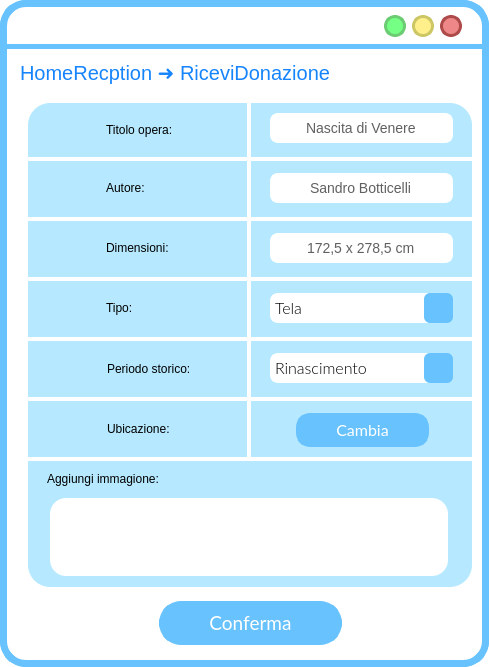
The window that ui/RiceviDonazione.ui (SbattellaMattia/SoftwareEngineering) describes before a commit, drawn with Qt 5.
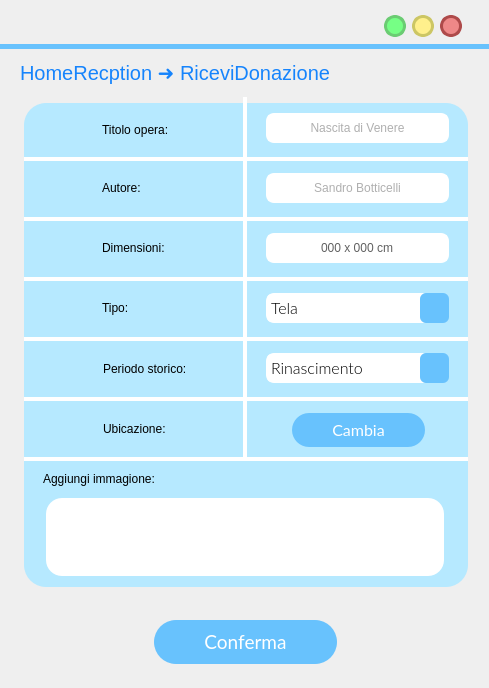
The same window after the commit. Icons and pictures are not drawn.

```diff
--- a/ui/RiceviDonazione.ui
+++ b/ui/RiceviDonazione.ui
@@ -7,24 +7,14 @@
     <x>0</x>
     <y>0</y>
     <width>489</width>
-    <height>667</height>
+    <height>688</height>
    </rect>
   </property>
   <property name="windowTitle">
    <string>MainWindow</string>
   </property>
   <property name="styleSheet">
-   <string notr="true">QWidget{
-background:rgb(255, 255, 255);
-border-radius:26px;
-border-color:rgb(104, 194, 253);
-border-style: solid;
-border-width:7;
-}
-QLabel{
-border-width:0;
-font: 18pt &quot;Lato Light&quot;;
-}</string>
+   <string notr="true"/>
   </property>
   <widget class="QWidget" name="centralwidget">
    <widget class="QLabel" name="label">
@@ -256,7 +246,7 @@
    <widget class="QLabel" name="label_6">
     <property name="geometry">
      <rect>
-      <x>28</x>
+      <x>24</x>
       <y>217</y>
       <width>444</width>
       <height>4</height>
@@ -294,7 +284,7 @@
    <widget class="QLabel" name="label_14">
     <property name="geometry">
      <rect>
-      <x>47</x>
+      <x>43</x>
       <y>233</y>
       <width>34</width>
       <height>34</height>
@@ -335,7 +325,7 @@
    <widget class="QLabel" name="label_12">
     <property name="geometry">
      <rect>
-      <x>106</x>
+      <x>102</x>
       <y>237</y>
       <width>91</width>
       <height>22</height>
@@ -368,7 +358,7 @@
    <widget class="QLabel" name="label_7">
     <property name="geometry">
      <rect>
-      <x>247</x>
+      <x>243</x>
       <y>97</y>
       <width>4</width>
       <height>360</height>
@@ -406,7 +396,7 @@
    <widget class="QLabel" name="label_13">
     <property name="geometry">
      <rect>
-      <x>106</x>
+      <x>102</x>
       <y>297</y>
       <width>51</width>
       <height>22</height>
@@ -439,7 +429,7 @@
    <widget class="QLabel" name="label_9">
     <property name="geometry">
      <rect>
-      <x>28</x>
+      <x>24</x>
       <y>277</y>
       <width>444</width>
       <height>4</height>
@@ -477,7 +467,7 @@
    <widget class="QLabel" name="label_11">
     <property name="geometry">
      <rect>
-      <x>47</x>
+      <x>43</x>
       <y>173</y>
       <width>34</width>
       <height>34</height>
@@ -518,7 +508,7 @@
    <widget class="QLabel" name="label_2">
     <property name="geometry">
      <rect>
-      <x>28</x>
+      <x>24</x>
       <y>103</y>
       <width>444</width>
       <height>484</height>
@@ -541,7 +531,7 @@
    <widget class="QLabel" name="label_15">
     <property name="geometry">
      <rect>
-      <x>47</x>
+      <x>43</x>
       <y>293</y>
       <width>34</width>
       <height>34</height>
@@ -582,7 +572,7 @@
    <widget class="QLabel" name="label_3">
     <property name="geometry">
      <rect>
-      <x>106</x>
+      <x>102</x>
       <y>119</y>
       <width>101</width>
       <height>22</height>
@@ -615,7 +605,7 @@
    <widget class="QLabel" name="label_10">
     <property name="geometry">
      <rect>
-      <x>47</x>
+      <x>43</x>
       <y>113</y>
       <width>34</width>
       <height>34</height>
@@ -656,7 +646,7 @@
    <widget class="QLabel" name="label_8">
     <property name="geometry">
      <rect>
-      <x>106</x>
+      <x>102</x>
       <y>177</y>
       <width>81</width>
       <height>22</height>
@@ -689,7 +679,7 @@
    <widget class="QLabel" name="label_5">
     <property name="geometry">
      <rect>
-      <x>28</x>
+      <x>24</x>
       <y>157</y>
       <width>444</width>
       <height>4</height>
@@ -727,7 +717,7 @@
    <widget class="QComboBox" name="tipoComboBox">
     <property name="geometry">
      <rect>
-      <x>270</x>
+      <x>266</x>
       <y>293</y>
       <width>183</width>
       <height>30</height>
@@ -822,7 +812,7 @@
    <widget class="QLabel" name="label_17">
     <property name="geometry">
      <rect>
-      <x>28</x>
+      <x>24</x>
       <y>337</y>
       <width>444</width>
       <height>4</height>
@@ -860,7 +850,7 @@
    <widget class="QLabel" name="label_19">
     <property name="geometry">
      <rect>
-      <x>28</x>
+      <x>24</x>
       <y>397</y>
       <width>444</width>
       <height>4</height>
@@ -898,7 +888,7 @@
    <widget class="QLabel" name="label_20">
     <property name="geometry">
      <rect>
-      <x>28</x>
+      <x>24</x>
       <y>457</y>
       <width>444</width>
       <height>4</height>
@@ -936,7 +926,7 @@
    <widget class="QLabel" name="label_21">
     <property name="geometry">
      <rect>
-      <x>107</x>
+      <x>103</x>
       <y>358</y>
       <width>131</width>
       <height>22</height>
@@ -969,7 +959,7 @@
    <widget class="QLabel" name="label_22">
     <property name="geometry">
      <rect>
-      <x>107</x>
+      <x>103</x>
       <y>418</y>
       <width>111</width>
       <height>22</height>
@@ -1002,7 +992,7 @@
    <widget class="QLabel" name="label_23">
     <property name="geometry">
      <rect>
-      <x>47</x>
+      <x>43</x>
       <y>353</y>
       <width>34</width>
       <height>34</height>
@@ -1043,7 +1033,7 @@
    <widget class="QLabel" name="label_24">
     <property name="geometry">
      <rect>
-      <x>47</x>
+      <x>43</x>
       <y>413</y>
       <width>34</width>
       <height>34</height>
@@ -1084,7 +1074,7 @@
    <widget class="QLineEdit" name="titoloOperaLineEdit">
     <property name="geometry">
      <rect>
-      <x>270</x>
+      <x>266</x>
       <y>113</y>
       <width>183</width>
       <height>30</height>
@@ -1098,25 +1088,24 @@
 border-radius: 8px;
 background-color: rgba(255, 255, 255);
 color: rgba(96, 96, 96);
-font-size: 14px;
 text-align: center;
-font-family: Arial;
+
 border: 2px solid rgba(255, 255, 255);</string>
     </property>
     <property name="text">
+     <string/>
+    </property>
+    <property name="alignment">
+     <set>Qt::AlignCenter</set>
+    </property>
+    <property name="placeholderText">
      <string>Nascita di Venere</string>
     </property>
-    <property name="alignment">
-     <set>Qt::AlignCenter</set>
-    </property>
-    <property name="placeholderText">
-     <string>C1098293</string>
-    </property>
    </widget>
    <widget class="QLineEdit" name="autoreLineEdit">
     <property name="geometry">
      <rect>
-      <x>270</x>
+      <x>266</x>
       <y>173</y>
       <width>183</width>
       <height>30</height>
@@ -1130,25 +1119,24 @@
 border-radius: 8px;
 background-color: rgba(255, 255, 255);
 color: rgba(96, 96, 96);
-font-size: 14px;
 text-align: center;
-font-family: Arial;
+
 border: 2px solid rgba(255, 255, 255);</string>
     </property>
     <property name="text">
+     <string/>
+    </property>
+    <property name="alignment">
+     <set>Qt::AlignCenter</set>
+    </property>
+    <property name="placeholderText">
      <string>Sandro Botticelli</string>
     </property>
-    <property name="alignment">
-     <set>Qt::AlignCenter</set>
-    </property>
-    <property name="placeholderText">
-     <string>C1098293</string>
-    </property>
    </widget>
    <widget class="QLineEdit" name="dimensioniLineEdit">
     <property name="geometry">
      <rect>
-      <x>270</x>
+      <x>266</x>
       <y>233</y>
       <width>183</width>
       <height>30</height>
@@ -1162,25 +1150,27 @@
 border-radius: 8px;
 background-color: rgba(255, 255, 255);
 color: rgba(96, 96, 96);
-font-size: 14px;
 text-align: center;
-font-family: Arial;
+
 border: 2px solid rgba(255, 255, 255);</string>
     </property>
+    <property name="inputMask">
+     <string>000 \x 000 \c\m;0</string>
+    </property>
     <property name="text">
+     <string> x  cm</string>
+    </property>
+    <property name="alignment">
+     <set>Qt::AlignCenter</set>
+    </property>
+    <property name="placeholderText">
      <string>172,5 x 278,5 cm</string>
     </property>
-    <property name="alignment">
-     <set>Qt::AlignCenter</set>
-    </property>
-    <property name="placeholderText">
-     <string>C1098293</string>
-    </property>
    </widget>
    <widget class="QComboBox" name="periodoStoricoComboBox">
     <property name="geometry">
      <rect>
-      <x>270</x>
+      <x>266</x>
       <y>353</y>
       <width>183</width>
       <height>30</height>
@@ -1300,7 +1290,7 @@
    <widget class="QPushButton" name="cambiaButton">
     <property name="geometry">
      <rect>
-      <x>296</x>
+      <x>292</x>
       <y>413</y>
       <width>133</width>
       <height>34</height>
@@ -1325,7 +1315,7 @@
      <string notr="true">QPushButton{
  background-color:rgb(104, 194, 253);
  border-style: solid;
- border-radius:14px;
+ border-radius:17px;
 color: rgb(255, 255, 255);
 font: 12pt &quot;Lato&quot;;
 }
@@ -1353,7 +1343,7 @@
    <widget class="QLabel" name="contenitoreFotoLabel">
     <property name="geometry">
      <rect>
-      <x>50</x>
+      <x>46</x>
       <y>498</y>
       <width>398</width>
       <height>78</height>
@@ -1375,7 +1365,7 @@
    <widget class="QLabel" name="label_25">
     <property name="geometry">
      <rect>
-      <x>47</x>
+      <x>43</x>
       <y>468</y>
       <width>171</width>
       <height>22</height>
@@ -1408,7 +1398,7 @@
    <widget class="QLabel" name="immagioneLabel">
     <property name="geometry">
      <rect>
-      <x>225</x>
+      <x>221</x>
       <y>512</y>
       <width>48</width>
       <height>48</height>
@@ -1439,8 +1429,8 @@
    <widget class="QPushButton" name="confermaButton">
     <property name="geometry">
      <rect>
-      <x>159</x>
-      <y>601</y>
+      <x>154</x>
+      <y>620</y>
       <width>183</width>
       <height>44</height>
      </rect>
```
Left out of the diff: 10 changed lines with no effect on the pictures.
